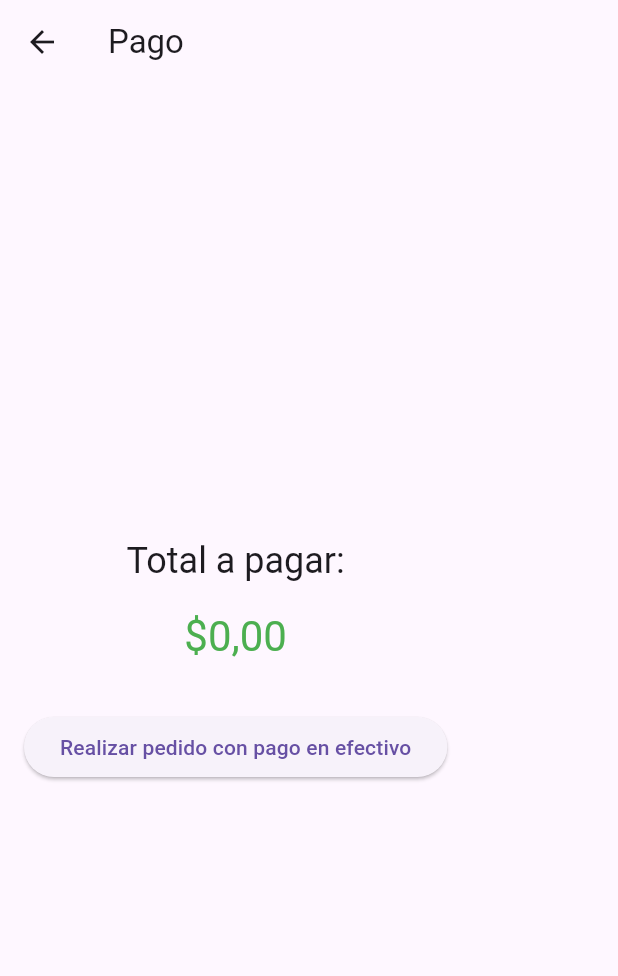
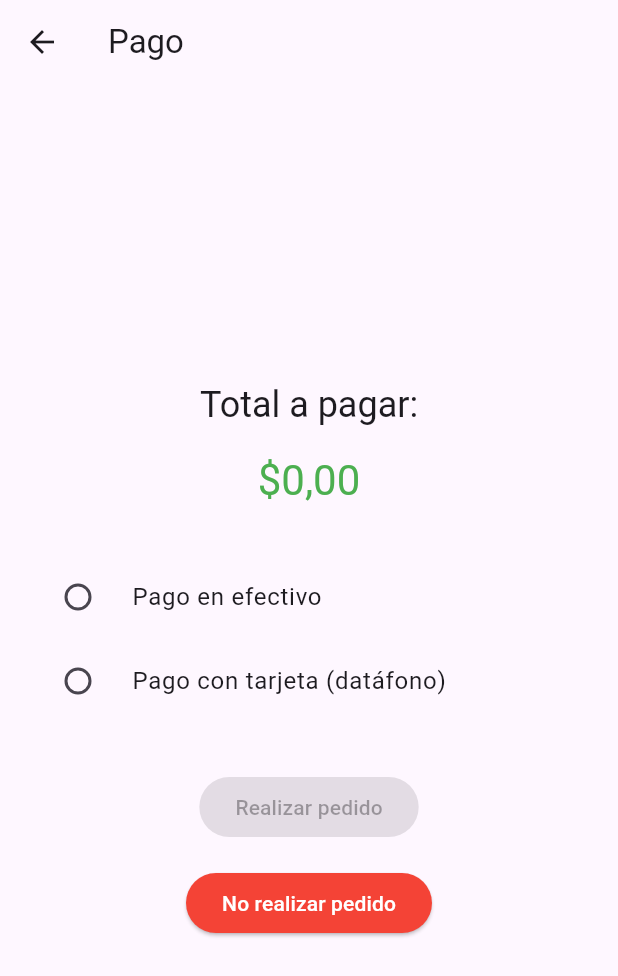
Before and after one commit to Jeronimo1520/contactArt-FlutterApp, a Flutter app: the PaymentPage screen opened directly with empty values, on a phone screen of 412 x 824 dp. Shown: the top 976 px of the screen. Run offline on Flutter 3.47's test engine with Material 3 defaults, Android fonts, the phone set to English and light mode, and no system bars; our stand-ins replace cloud_firestore, firebase_auth, firebase_core, firebase_storage, flutter_masked_text2, fluttertoast and 3 more; accounts and stored records are empty.

Commit message:
Fix: confirmaciones pago

```diff
--- a/lib/features/app/presentation/pages/paymentPage.dart
+++ b/lib/features/app/presentation/pages/paymentPage.dart
@@ -1,10 +1,17 @@
 import 'package:flutter/material.dart';
 import 'package:intl/intl.dart';
 
-class PaymentPage extends StatelessWidget {
+class PaymentPage extends StatefulWidget {
   final double total;
 
   PaymentPage({required this.total});
+
+  @override
+  _PaymentPageState createState() => _PaymentPageState();
+}
+
+class _PaymentPageState extends State<PaymentPage> {
+  String? _selectedPaymentMethod;
 
   @override
   Widget build(BuildContext context) {
@@ -14,7 +21,7 @@ class PaymentPage extends StatelessWidget {
       customPattern: '\u00A4#,##0.00',
     );
 
-    void _showConfirmationDialog(BuildContext context) {
+    void _showSuccessDialog(BuildContext context) {
       showDialog(
         context: context,
         builder: (BuildContext context) {
@@ -25,8 +32,68 @@ class PaymentPage extends StatelessWidget {
               TextButton(
                 child: const Text('OK'),
                 onPressed: () {
-                  Navigator.of(context).pop();
-                  Navigator.of(context).pop();
+                  Navigator.of(context).pop(); // Cierra el diálogo
+                  Navigator.of(context)
+                      .pop(); // Vuelve a la página anterior (CartPage)
+                },
+              ),
+            ],
+          );
+        },
+      );
+    }
+
+    void _showOrderConfirmationDialog(BuildContext context) {
+      showDialog(
+        context: context,
+        builder: (BuildContext context) {
+          return AlertDialog(
+            title: const Text('Confirmar pedido'),
+            content:
+                const Text('¿Está seguro de que desea realizar el pedido?'),
+            actions: <Widget>[
+              TextButton(
+                child: const Text('Cancelar'),
+                onPressed: () {
+                  Navigator.of(context).pop(); // Cierra el diálogo
+                },
+              ),
+              TextButton(
+                child: const Text('Confirmar',
+                    style: TextStyle(color: Colors.green)),
+                onPressed: () {
+                  Navigator.of(context)
+                      .pop(); // Cierra el diálogo de confirmación
+                  _showSuccessDialog(context); // Muestra el diálogo de éxito
+                },
+              ),
+            ],
+          );
+        },
+      );
+    }
+
+    void _showCancelConfirmationDialog(BuildContext context) {
+      showDialog(
+        context: context,
+        builder: (BuildContext context) {
+          return AlertDialog(
+            title: const Text('Cancelar pedido'),
+            content:
+                const Text('¿Está seguro de que no desea realizar el pedido?'),
+            actions: <Widget>[
+              TextButton(
+                child: const Text('No'),
+                onPressed: () {
+                  Navigator.of(context).pop(); // Cierra el diálogo
+                },
+              ),
+              TextButton(
+                child: const Text('Sí', style: TextStyle(color: Colors.red)),
+                onPressed: () {
+                  Navigator.of(context).pop(); // Cierra el diálogo
+                  Navigator.of(context)
+                      .pop(); // Vuelve a la página anterior (CartPage)
                 },
               ),
             ],
@@ -41,6 +108,7 @@ class PaymentPage extends StatelessWidget {
       ),
       body: Padding(
         padding: const EdgeInsets.all(16.0),
+        child: Center(
           child: Column(
             mainAxisAlignment: MainAxisAlignment.center,
             children: [
@@ -50,17 +118,62 @@ class PaymentPage extends StatelessWidget {
               ),
               const SizedBox(height: 16),
               Text(
-              currencyFormat.format(total),
-              style: Theme.of(context).textTheme.headline4?.copyWith(color: Colors.green),
+                currencyFormat.format(widget.total),
+                style: Theme.of(context)
+                    .textTheme
+                    .headline4
+                    ?.copyWith(color: Colors.green),
+              ),
+              const SizedBox(height: 32),
+              Column(
+                crossAxisAlignment: CrossAxisAlignment.start,
+                children: [
+                  RadioListTile<String>(
+                    title: const Text('Pago en efectivo'),
+                    value: 'efectivo',
+                    groupValue: _selectedPaymentMethod,
+                    onChanged: (String? value) {
+                      setState(() {
+                        _selectedPaymentMethod = value;
+                      });
+                    },
+                  ),
+                  RadioListTile<String>(
+                    title: const Text('Pago con tarjeta (datáfono)'),
+                    value: 'tarjeta',
+                    groupValue: _selectedPaymentMethod,
+                    onChanged: (String? value) {
+                      setState(() {
+                        _selectedPaymentMethod = value;
+                      });
+                    },
+                  ),
+                ],
               ),
               const SizedBox(height: 32),
               ElevatedButton(
+                onPressed: _selectedPaymentMethod == null
+                    ? null
+                    : () {
+                        _showOrderConfirmationDialog(context);
+                      },
+                child: const Text('Realizar pedido'),
+              ),
+              const SizedBox(height: 16),
+              ElevatedButton(
                 onPressed: () {
-                _showConfirmationDialog(context);
+                  _showCancelConfirmationDialog(context);
                 },
-              child: const Text('Realizar pedido con pago en efectivo'),
+                style: ElevatedButton.styleFrom(
+                  primary: Colors.red, // Cambia el color del botón a rojo
+                ),
+                child: const Text(
+                  'No realizar pedido',
+                  style: TextStyle(color: Colors.white),
+                ),
               ),
             ],
+          ),
         ),
       ),
     );
```
Lines whose indentation alone changed are shown as unchanged.
